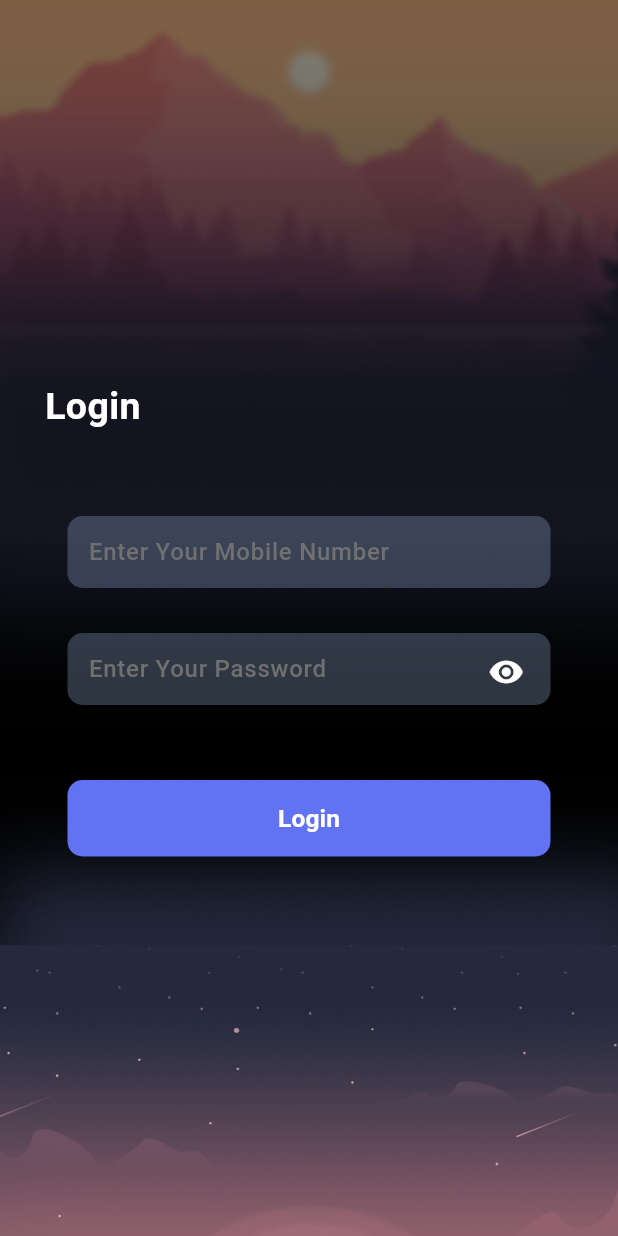
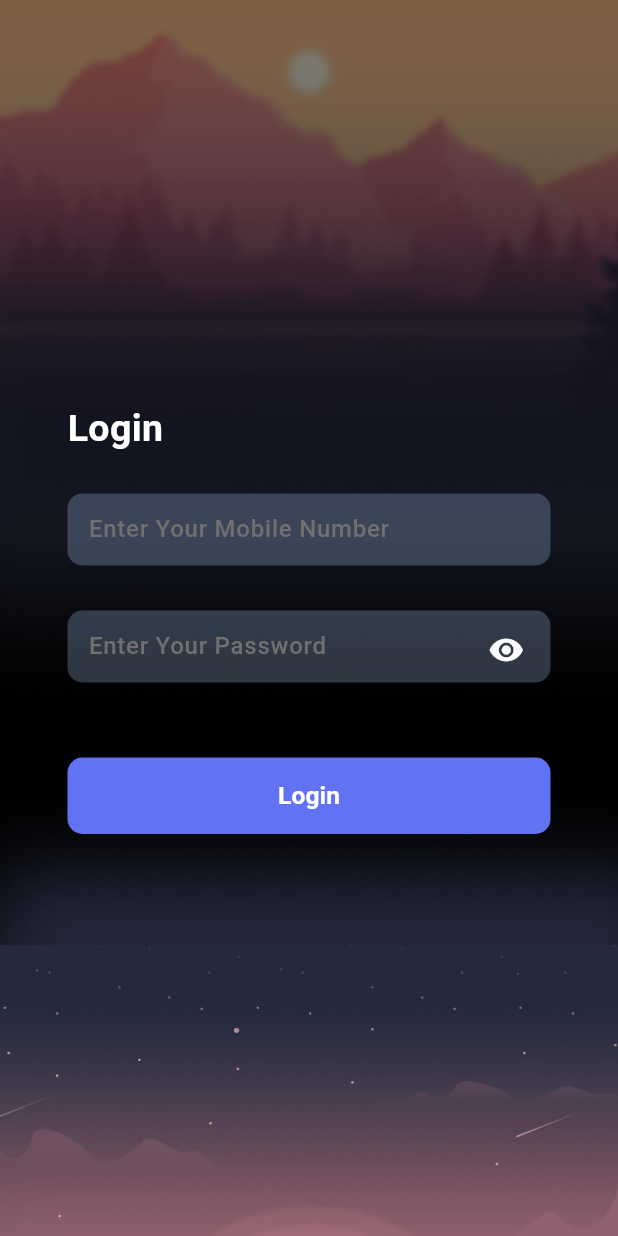
Before and after one commit to ShyamDelvadiya/evitalRxDemo, a Flutter app: the screen it shows after launch, on a phone screen of 412 x 824 dp. Run offline on Flutter 3.47's test engine with Material 3 defaults, Android fonts, the phone set to English and light mode, and no system bars; our stand-ins replace cached_network_image, flutter_bloc, flutter_staggered_animations, hive, hive_flutter, loading_animation_widget and 1 more; accounts and stored records are empty.

Commit message:
- ignore

```diff
--- a/lib/screen/home_screen/bloc/home_event.dart
+++ b/lib/screen/home_screen/bloc/home_event.dart
@@ -16,7 +16,3 @@ class FilterUsersEvent extends HomeEvent {
 
   FilterUsersEvent(this.query);
 }
-class LoadMoreUsersEvent extends HomeEvent {
-
-  LoadMoreUsersEvent();
-}
--- a/lib/screen/home_screen/bloc/home_state.dart
+++ b/lib/screen/home_screen/bloc/home_state.dart
@@ -17,8 +17,3 @@ class UserFilteredState extends HomeState {
 
   UserFilteredState(this.filteredUsers);
 }
-class UserPageLoadingState extends HomeState {
-  final List<UserModel> users;
-
-  UserPageLoadingState({required this.users});
-}
--- a/lib/screen/home_screen/view/home_screen.dart
+++ b/lib/screen/home_screen/view/home_screen.dart
@@ -26,7 +26,6 @@ class _HomeScreenState extends State<HomeScreen> {
   HomeBloc? bloc;
   List<UserModel> paginatedUsers = [];
   bool isLoading = false;
-  bool isPageLoading = false;
 
   @override
   void initState() {
@@ -135,6 +134,11 @@ class _HomeScreenState extends State<HomeScreen> {
                 controller: rupeeController,
                 hintText: StringConstant.enterNewRupeeTitle,
                 textInputType: TextInputType.number,
+                outlineInputBorder: OutlineInputBorder(
+                  borderSide:
+                      const BorderSide(width: 1,),
+                  borderRadius: BorderRadius.circular(10),
+                ),
                 isRupee: true,
                 textStyle: const TextStyle(color: AppColor.blackColor),
               ),
--- a/lib/screen/login_screen/widget/login_container.dart
+++ b/lib/screen/login_screen/widget/login_container.dart
@@ -30,9 +30,11 @@ class LoginContainer extends StatelessWidget {
             crossAxisAlignment: CrossAxisAlignment.start,
             mainAxisAlignment: MainAxisAlignment.center,
             children: [
-              const Padding(
-                padding: EdgeInsets.only(
-                    bottom: PaddingConstant.maximumPadding, top: 0),
+              const    Padding(
+                padding:  EdgeInsets.only(
+                    left: PaddingConstant.mainPagePadding,
+                    top: 0,
+                    right: PaddingConstant.mainPagePadding),
                 child: Text(
                   StringConstant.login,
                   style: TextStyle(
```
Also changed, not shown: lib/screen/home_screen/bloc/home_bloc.dart (+0 -11 lines), lib/screen/home_screen/widget/user_list_widget.dart (+11 -11 lines).
